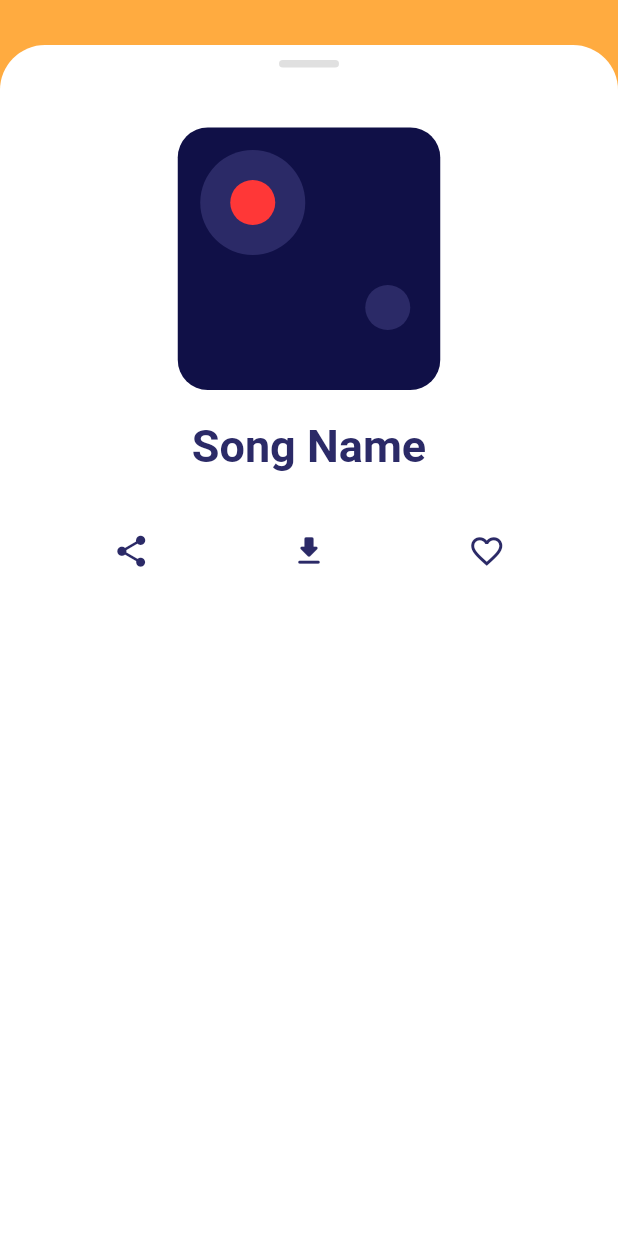
After one commit to shahram1371/podcast, a Flutter app: the SecondPage screen opened by its route, after a tap on the "play arrow" icon, on a phone screen of 412 x 824 dp. The commit adds this screen. Run offline on Flutter 3.47's test engine with Material 2 defaults, Android fonts, the phone set to English and light mode, and no system bars.

Commit message:
create audio screen

```diff
--- /dev/null
+++ b/lib/playScreen.dart
@@ -0,0 +1,120 @@
+import 'package:flutter/material.dart';
+
+class PlayScreen extends StatefulWidget {
+  @override
+  _PlayScreenState createState() => _PlayScreenState();
+}
+
+class _PlayScreenState extends State<PlayScreen> {
+  @override
+  Widget build(BuildContext context) {
+    return SafeArea(
+      child: Container(
+        color: Colors.orangeAccent,
+        child: Padding(
+          padding: const EdgeInsets.only(top: 30.0),
+          child: Container(
+            decoration: BoxDecoration(
+              color: Colors.white,
+              borderRadius: BorderRadius.only(
+                topLeft: Radius.circular(30.0),
+                topRight: Radius.circular(30.0),
+              ),
+            ),
+            child: Column(
+              children: [
+                Padding(
+                  padding: const EdgeInsets.only(top: 10.0),
+                  child: Container(
+                    width: 40,
+                    height: 5,
+                    decoration: BoxDecoration(
+                        color: Colors.grey[300],
+                        borderRadius: BorderRadius.circular(10)),
+                  ),
+                ),
+                SizedBox(
+                  height: 40,
+                ),
+                Container(
+                  width: 175,
+                  height: 175,
+                  decoration: BoxDecoration(
+                    color: Color(0xff101047),
+                    borderRadius: BorderRadius.circular(20),
+                  ),
+                  child: Column(
+                    children: [
+                      Padding(
+                        padding: const EdgeInsets.only(top: 15.0, left: 15.0),
+                        child: Align(
+                          alignment: Alignment.bottomLeft,
+                          child: CircleAvatar(
+                            child: CircleAvatar(
+                              radius: 15,
+                              backgroundColor: Color(0xffFF3737),
+                            ),
+                            radius: 35,
+                            backgroundColor: Color(0xff2B2A67),
+                          ),
+                        ),
+                      ),
+                      Padding(
+                        padding: const EdgeInsets.all(20.0),
+                        child: Align(
+                          alignment: Alignment.bottomRight,
+                          child: CircleAvatar(
+                            radius: 15,
+                            backgroundColor: Color(0xff2B2A67),
+                          ),
+                        ),
+                      ),
+                    ],
+                  ),
+                ),
+                SizedBox(
+                  height: 20,
+                ),
+                Text(
+                  "Song Name",
+                  style: TextStyle(
+                      fontSize: 30,
+                      color: Color(0xff2B2A67),
+                      fontWeight: FontWeight.bold),
+                ),
+                SizedBox(
+                  height: 20,
+                ),
+                Padding(
+                  padding:
+                      const EdgeInsets.only(top: 20.0, right: 75, left: 75),
+                  child: Row(
+                    mainAxisAlignment: MainAxisAlignment.spaceBetween,
+                    children: [
+                      Icon(
+                        Icons.share,
+                        color: Color(0xff2B2A67),
+                        size: 25,
+                      ),
+                      Icon(
+                        Icons.download_rounded,
+                        color: Color(0xff2B2A67),
+                        size: 25,
+                      ),
+                      Icon(
+                        Icons.favorite_border_outlined,
+                        color: Color(0xff2B2A67),
+                        size: 25,
+                      ),
+                    ],
+                  ),
+                ),
+                // Slider(value: 10, onChanged: null),
+              ],
+            ),
+          ),
+        ),
+      ),
+    );
+  }
+}
--- a/lib/secondPage.dart
+++ b/lib/secondPage.dart
@@ -1,4 +1,5 @@
 import 'package:flutter/material.dart';
+import 'playScreen.dart';
 
 class SecondPage extends StatefulWidget {
   @override
@@ -128,6 +129,13 @@ class MusicCo extends StatelessWidget {
                     ),
                     Center(
                       child: FlatButton(
+                        onPressed: () {
+                          showModalBottomSheet(
+                            isScrollControlled: true,
+                            context: context,
+                            builder: (context) => PlayScreen(),
+                          );
+                        },
                         child: Container(
                           width: 30.0,
                           height: 30.0,
```
Also changed, not shown: lib/audio_player.dart (added).
